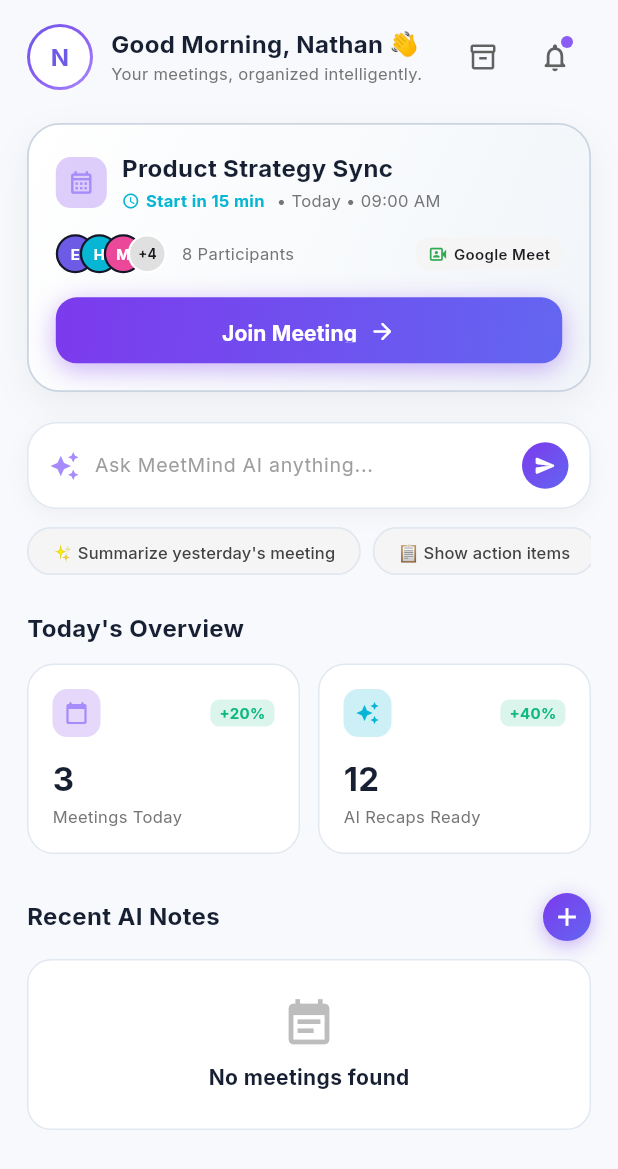
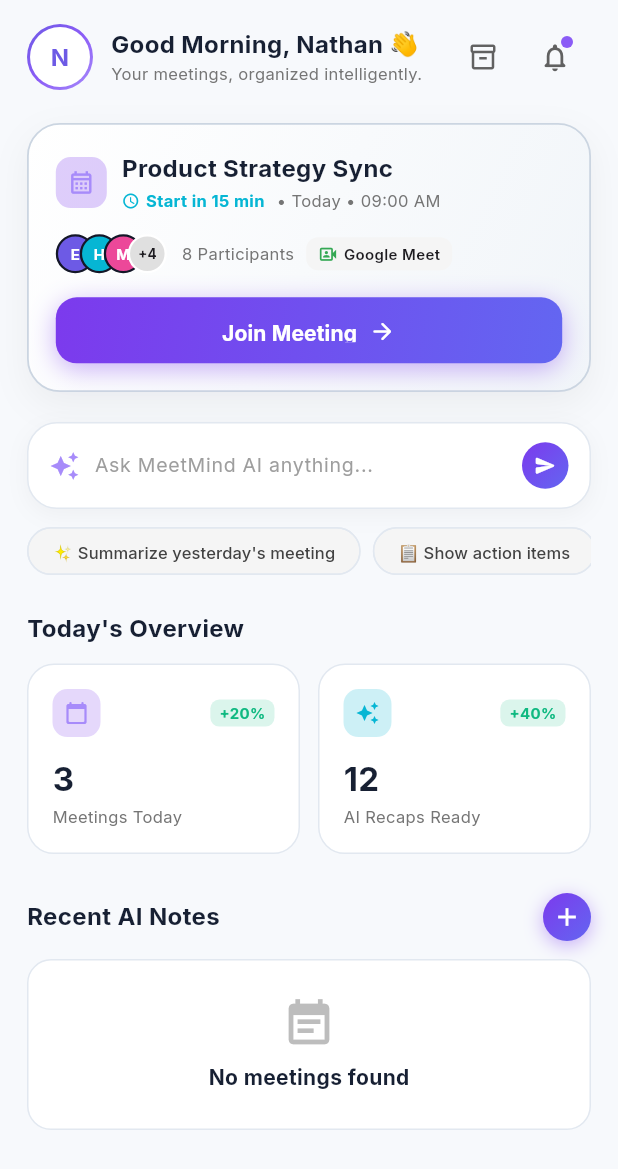
Before and after one commit to islamabadha04-cell/MeetMind-AI, a Flutter app: the DashboardScreen screen opened directly, on a phone screen of 412 x 824 dp. Shown: the top 1169 px of the screen. Run offline on Flutter 3.47's test engine with Material 3 defaults, Android fonts, the phone set to English and light mode, and no system bars; our stand-ins replace connectivity_plus, firebase_auth, firebase_core, flutter_local_notifications, flutter_riverpod, flutter_secure_storage and 6 more; missing offline and left inert: record; accounts and stored records are empty; network calls fail.

Commit message:
feat(release): Phase 6I & 6J multi-viewport responsive layouts, RTL Urdu tests & production release signing

```diff
--- a/mobile_flutter/lib/core/localization/language_provider.dart
+++ b/mobile_flutter/lib/core/localization/language_provider.dart
@@ -256,7 +256,7 @@ class AppStrings {
 }
 
 class LanguageNotifier extends StateNotifier<AppLanguage> {
-  LanguageNotifier() : super(AppLanguage.english) {
+  LanguageNotifier([super.initial = AppLanguage.english]) {
     _loadSavedLanguage();
   }
 
--- a/mobile_flutter/lib/screens/dashboard_screen.dart
+++ b/mobile_flutter/lib/screens/dashboard_screen.dart
@@ -115,8 +115,11 @@ class _DashboardScreenState extends ConsumerState<DashboardScreen> {
                         children: [
                           Row(
                             children: [
-                              Text(
+                              Expanded(
+                                child: Text(
                                   'Good Morning, $userName 👋',
+                                  maxLines: 1,
+                                  overflow: TextOverflow.ellipsis,
                                   style: TextStyle(
                                     fontWeight: FontWeight.bold,
                                     fontSize: 16,
@@ -125,10 +128,13 @@ class _DashboardScreenState extends ConsumerState<DashboardScreen> {
                                         : AppColors.textMainLight,
                                   ),
                                 ),
+                              ),
                             ],
                           ),
                           Text(
                             AppStrings.get('greeting_subtitle', lang),
+                            maxLines: 1,
+                            overflow: TextOverflow.ellipsis,
                             style: TextStyle(
                               color: isDark
                                   ? const Color(0xFF94A3B8)
@@ -364,13 +370,17 @@ class _DashboardScreenState extends ConsumerState<DashboardScreen> {
                           ),
                         ),
                         const SizedBox(width: 8),
-                        Text(
+                        Flexible(
+                          child: Text(
                             '• $date',
+                            maxLines: 1,
+                            overflow: TextOverflow.ellipsis,
                             style: TextStyle(
                               fontSize: 11,
                               color: isDark
                                   ? const Color(0xFF94A3B8)
                                   : Colors.grey.shade600,
+                            ),
                           ),
                         ),
                       ],
@@ -421,8 +431,11 @@ class _DashboardScreenState extends ConsumerState<DashboardScreen> {
                 ),
               ),
               const SizedBox(width: 8),
-              Text(
+              Flexible(
+                child: Text(
                   '8 Participants',
+                  maxLines: 1,
+                  overflow: TextOverflow.ellipsis,
                   style: TextStyle(
                     fontSize: 11,
                     color: isDark
@@ -430,7 +443,8 @@ class _DashboardScreenState extends ConsumerState<DashboardScreen> {
                         : Colors.grey.shade600,
                   ),
                 ),
-              const Spacer(),
+              ),
+              const SizedBox(width: 8),
               // Platform Chip
               Container(
                 padding:
```
Also changed, not shown: 6 other files. Lines whose indentation alone changed are shown as unchanged.
